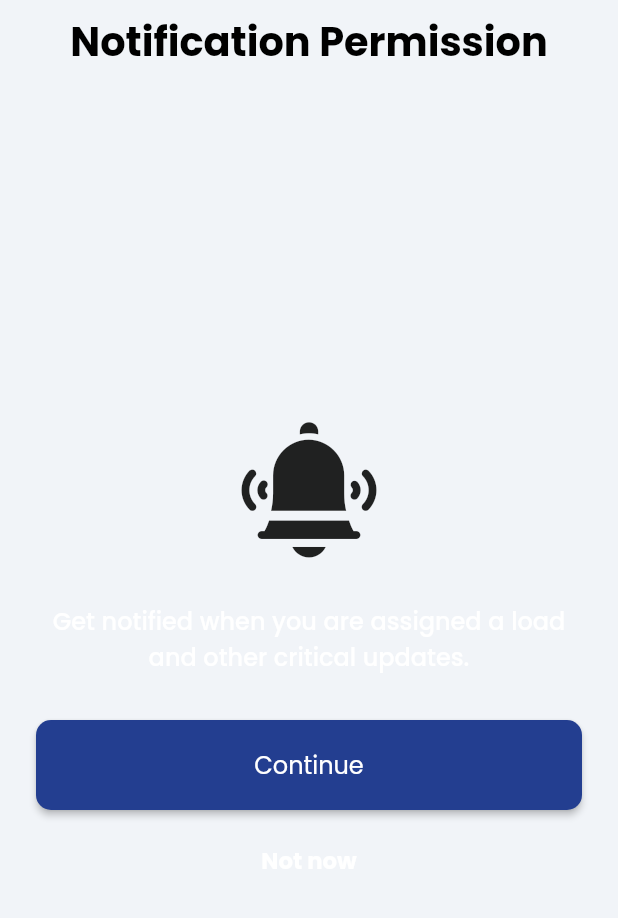
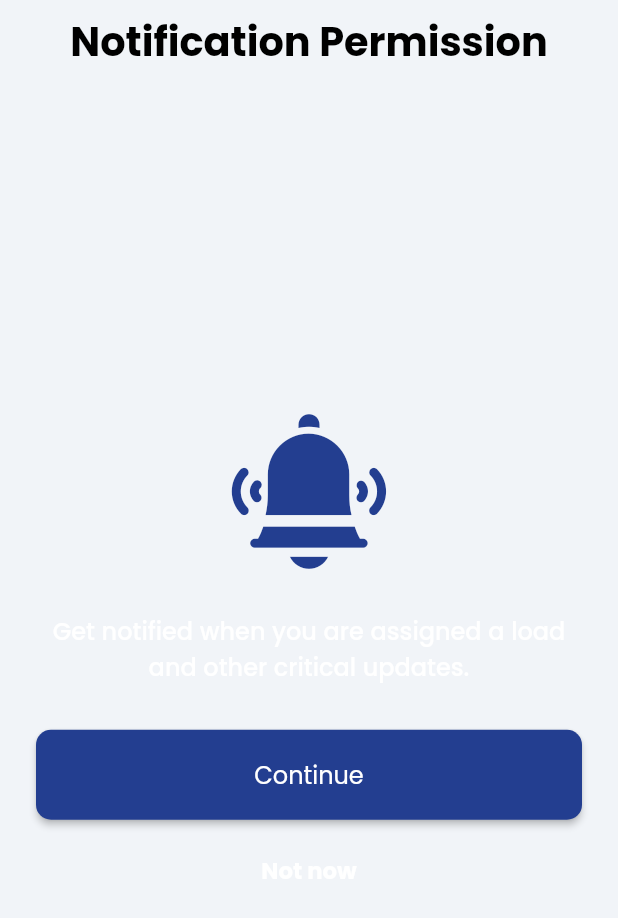
Before and after one commit to kvn-calvn/alvys_companion_app_test, a Flutter app: the RequestLocation screen opened by its route, after a tap on "Continue", on a phone screen of 412 x 824 dp. Shown: the top 918 px of the screen. Run offline on Flutter 3.47's test engine with Material 2 defaults, Android fonts, the phone set to English and light mode, and no system bars; our stand-ins replace dio, flutter_riverpod, flutter_secure_storage, flutter_spinkit, freezed_annotation, go_router and 8 more; missing offline and left inert: pdf_viewer_plugin, simple_speed_dial; accounts and stored records are empty; generated files the repository leaves out were written again.

```diff
--- a/lib/src/common_widgets/buttons.dart
+++ b/lib/src/common_widgets/buttons.dart
@@ -66,7 +66,10 @@ class ButtonStyle2 extends StatelessWidget {
         padding: const EdgeInsets.symmetric(vertical: 10.0),
         child: Text(
           title,
-          style: getSemiBoldStyle(color: ColorManager.white, fontSize: 14),
+          style: Theme.of(context)
+              .textTheme
+              .titleSmall!
+              .copyWith(fontWeight: FontWeight.bold),
         ),
       ),
     );
--- a/lib/src/common_widgets/stop_card.dart
+++ b/lib/src/common_widgets/stop_card.dart
@@ -37,6 +37,7 @@ class StopCard extends ConsumerWidget {
               Padding(
                 padding: const EdgeInsetsDirectional.fromSTEB(15, 5, 15, 5),
                 child: Column(
+                  crossAxisAlignment: CrossAxisAlignment.start,
                   children: [
                     Padding(
                       padding: const EdgeInsetsDirectional.fromSTEB(0, 8, 0, 8),
@@ -87,7 +88,7 @@ class StopCard extends ConsumerWidget {
                       padding: const EdgeInsetsDirectional.fromSTEB(0, 8, 5, 8),
                       child: Row(
                         mainAxisSize: MainAxisSize.max,
-                        crossAxisAlignment: CrossAxisAlignment.start,
+                        mainAxisAlignment: MainAxisAlignment.start,
                         children: [
                           ButtonStyle2(
                               onPressAction: () => {debugPrint("")},
--- a/lib/src/features/permission/location/presentation/request_location.dart
+++ b/lib/src/features/permission/location/presentation/request_location.dart
@@ -26,7 +26,11 @@ class RequestLocation extends StatelessWidget {
             child: Column(
               mainAxisAlignment: MainAxisAlignment.center,
               children: [
-                const Icon(Alvys3Icons.trackIcon, size: 90),
+                Icon(
+                  Alvys3Icons.trackIcon,
+                  size: MediaQuery.of(context).size.height * 0.15,
+                  color: ColorManager.primary(Theme.of(context).brightness),
+                ),
                 const SizedBox(
                   height: 30,
                 ),
--- a/lib/src/features/permission/notification/request_notification.dart
+++ b/lib/src/features/permission/notification/request_notification.dart
@@ -26,7 +26,11 @@ class RequestNotification extends StatelessWidget {
             child: Column(
               mainAxisAlignment: MainAxisAlignment.center,
               children: [
-                const Icon(Alvys3Icons.notificationIcon, size: 90),
+                Icon(
+                  Alvys3Icons.notificationIcon,
+                  size: MediaQuery.of(context).size.height * 0.125,
+                  color: ColorManager.primary(Theme.of(context).brightness),
+                ),
                 const SizedBox(
                   height: 30,
                 ),
```
